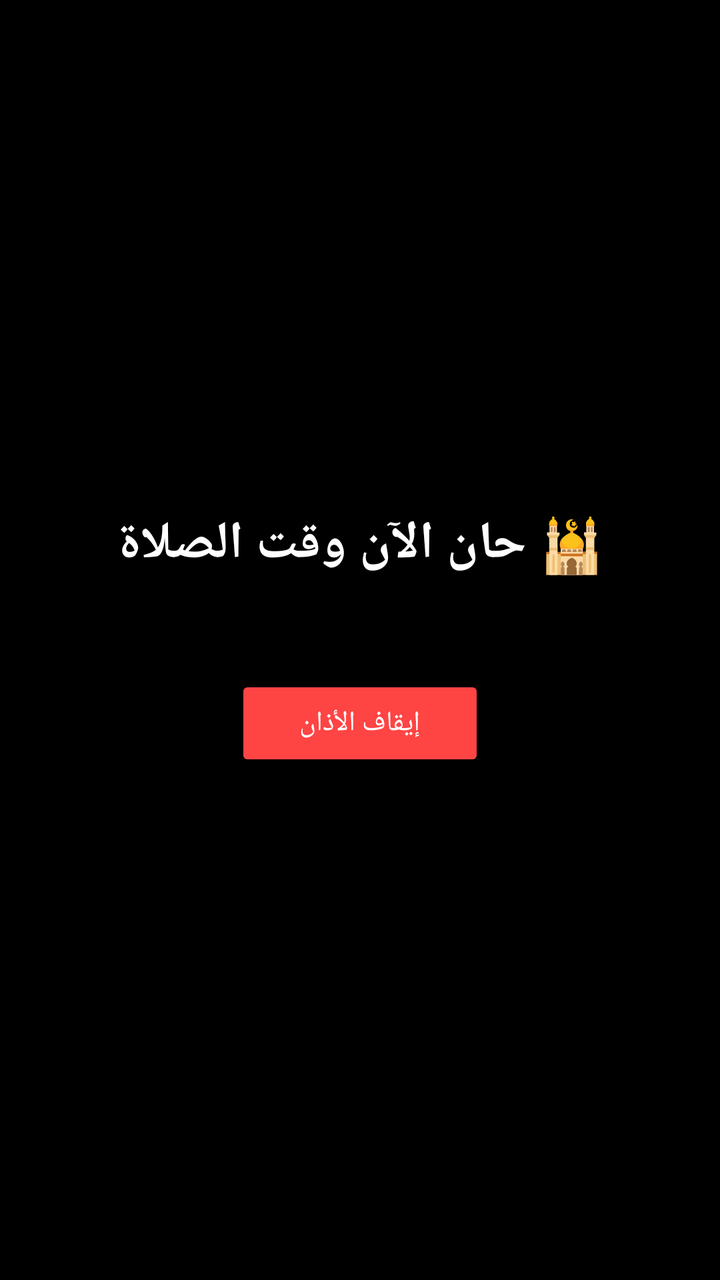
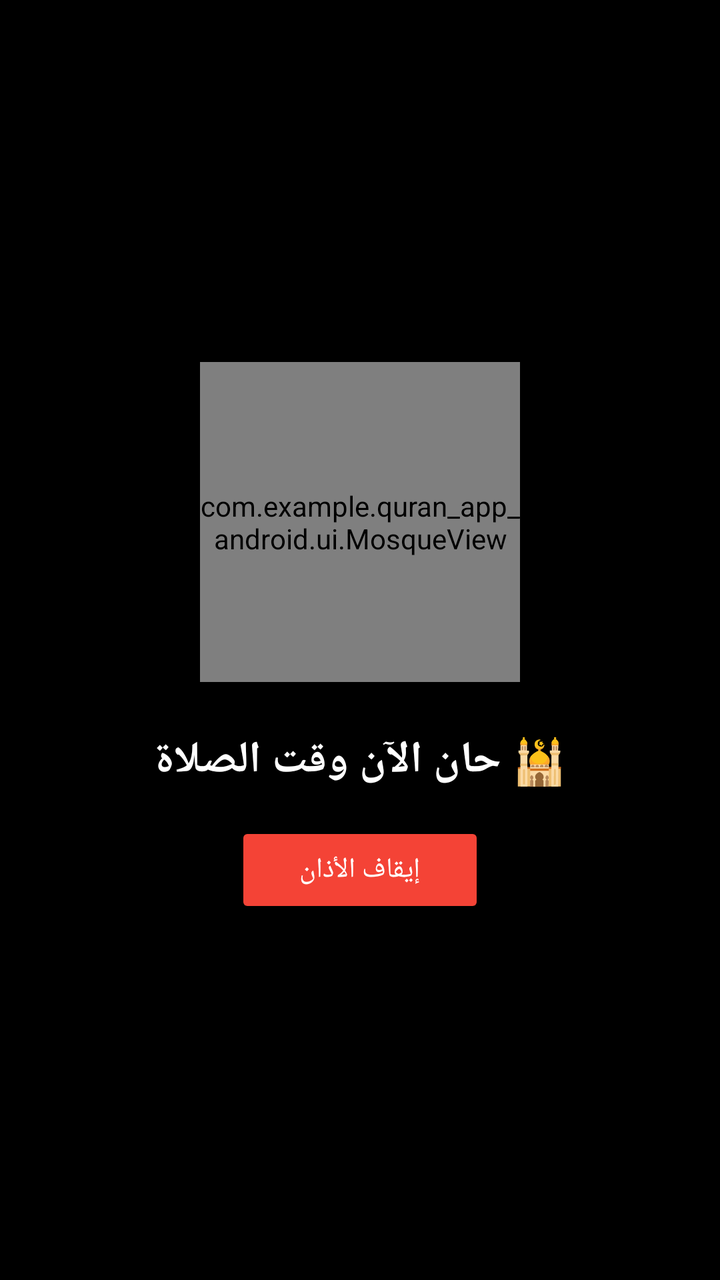

Before-and-after screenshots of an Android layout around one commit, followed by the original layout XML and the change that was made.
<!-- AndroidManifest.xml: activity theme Theme.AppCompat.Light.NoActionBar -->
<!-- res/layout/activity_adhan_alert.xml -->
<?xml version="1.0" encoding="utf-8"?>
<LinearLayout xmlns:android="http://schemas.android.com/apk/res/android" android:layout_width="match_parent" android:layout_height="match_parent" android:orientation="vertical" android:gravity="center" android:background="@android:color/black" android:padding="24dp">

    <TextView android:id="@+id/prayerTitle" android:layout_width="wrap_content" android:layout_height="wrap_content" android:text="🕌 حان الآن وقت الصلاة" android:textColor="@android:color/white" android:textSize="26sp" android:textStyle="bold" android:layout_marginBottom="32dp" />

    <Button android:id="@+id/stopButton" android:layout_width="wrap_content" android:layout_height="wrap_content" android:text="إيقاف الأذان" android:backgroundTint="@android:color/holo_red_light" android:textColor="@android:color/white" android:paddingHorizontal="32dp" android:paddingVertical="14dp" android:layout_marginTop="16dp" />
</LinearLayout>
<!-- resources referenced by this layout -->
<resources>

</resources>

<!-- the commit's change to res/layout/activity_adhan_alert.xml (unified diff, before → after) -->
@@ -1,7 +1,9 @@
 <?xml version="1.0" encoding="utf-8"?>
-<LinearLayout xmlns:android="http://schemas.android.com/apk/res/android" android:layout_width="match_parent" android:layout_height="match_parent" android:orientation="vertical" android:gravity="center" android:background="@android:color/black" android:padding="24dp">
+<LinearLayout xmlns:android="http://schemas.android.com/apk/res/android" android:layout_width="match_parent" android:layout_height="match_parent" android:orientation="vertical" android:gravity="center" android:background="#000000" android:padding="24dp">
 
-    <TextView android:id="@+id/prayerTitle" android:layout_width="wrap_content" android:layout_height="wrap_content" android:text="🕌 حان الآن وقت الصلاة" android:textColor="@android:color/white" android:textSize="26sp" android:textStyle="bold" android:layout_marginBottom="32dp" />
+    <com.example.quran_app_android.ui.MosqueView android:id="@+id/mosqueView" android:layout_width="160dp" android:layout_height="160dp" android:layout_marginBottom="24dp" />
 
-    <Button android:id="@+id/stopButton" android:layout_width="wrap_content" android:layout_height="wrap_content" android:text="إيقاف الأذان" android:backgroundTint="@android:color/holo_red_light" android:textColor="@android:color/white" android:paddingHorizontal="32dp" android:paddingVertical="14dp" android:layout_marginTop="16dp" />
+    <TextView android:id="@+id/prayerTitle" android:layout_width="wrap_content" android:layout_height="wrap_content" android:text="🕌 حان الآن وقت الصلاة" android:textColor="#FFFFFF" android:textSize="22sp" android:textStyle="bold" android:layout_marginBottom="16dp" />
+
+    <Button android:id="@+id/stopButton" android:layout_width="wrap_content" android:layout_height="wrap_content" android:text="إيقاف الأذان" android:backgroundTint="#F44336" android:textColor="#FFFFFF" android:paddingHorizontal="32dp" android:paddingVertical="12dp" />
 </LinearLayout>
